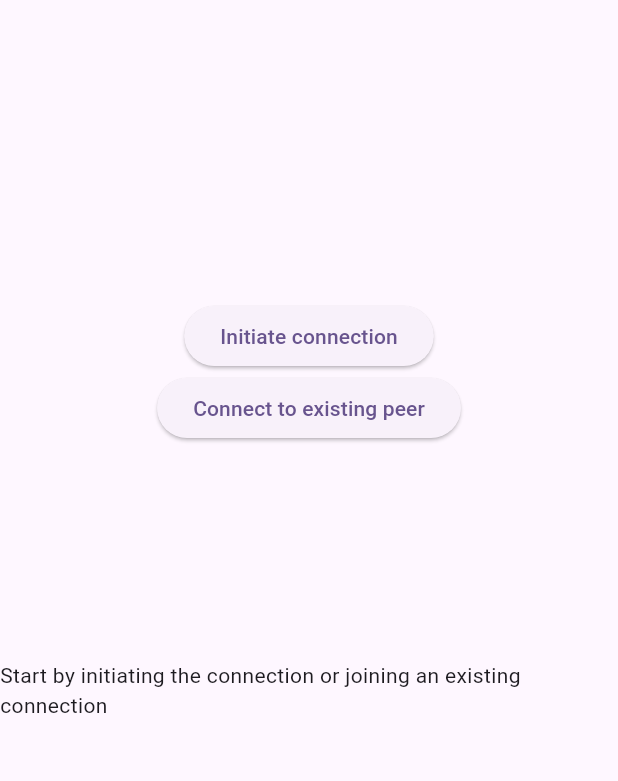
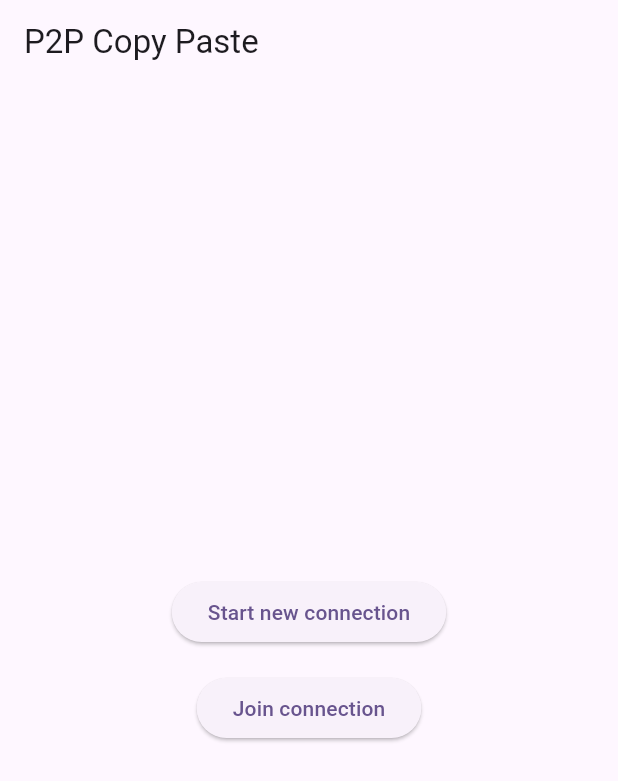
Before and after one commit to derk1998/p2p-copy-paste, a Flutter app: the screen it shows after launch, on a phone screen of 412 x 824 dp. Shown: the top 781 px of the screen. Run offline on Flutter 3.47's test engine with Material 3 defaults, Android fonts, the light colour scheme and no system bars; our stand-ins replace cloud_firestore, firebase_core, flutter_riverpod, qr_flutter; missing offline and left inert: flutter_webrtc; accounts and stored records are empty; generated files the repository leaves out were written again.

Commit message:
Refactored view models and split logic from home screen

```diff
--- a/lib/main.dart
+++ b/lib/main.dart
@@ -2,7 +2,7 @@ import 'package:flutter/material.dart';
 import 'package:flutter_riverpod/flutter_riverpod.dart';
 import 'package:firebase_core/firebase_core.dart';
 import 'package:test_webrtc/navigation.dart';
-import 'package:test_webrtc/screens/connect_to_peer.dart';
+import 'package:test_webrtc/screens/home.dart';
 import 'firebase_options.dart';
 
 void main() async {
@@ -43,7 +43,7 @@ class MyApp extends StatelessWidget {
           colorScheme: ColorScheme.fromSeed(seedColor: Colors.deepPurple),
           useMaterial3: true,
         ),
-        home: const ConnectToPeerScreen(),
+        home: const HomeScreen(),
       ),
     );
   }
--- a/lib/screens/connect_to_peer.dart
+++ /dev/null
@@ -1,69 +0,0 @@
-import 'package:flutter/material.dart';
-import 'package:flutter_riverpod/flutter_riverpod.dart';
-import 'package:test_webrtc/view_models/connect_to_peer.dart';
-import 'package:qr_flutter/qr_flutter.dart';
-
-class ConnectToPeerScreen extends ConsumerWidget {
-  const ConnectToPeerScreen({super.key});
-
-  @override
-  Widget build(BuildContext context, WidgetRef ref) {
-    final AsyncValue<ConnectToPeerData> state =
-        ref.watch(connectToPeerViewModelProvider);
-    final viewModel = ref.read(connectToPeerViewModelProvider.notifier);
-
-    return Scaffold(
-      appBar: AppBar(),
-      body: Column(
-        children: [
-          Expanded(
-            child: LayoutBuilder(
-              builder: (context, constraints) {
-                return SizedBox(
-                  height: constraints.maxHeight / 2,
-                  child: Center(
-                    child: Padding(
-                      padding: const EdgeInsets.all(8.0),
-                      child: Column(
-                        mainAxisSize: MainAxisSize.min,
-                        children: [
-                          ElevatedButton(
-                            onPressed:
-                                viewModel.onStartNewConnectionButtonClicked,
-                            child: const Text('Initiate connection'),
-                          ),
-                          ElevatedButton(
-                            onPressed:
-                                viewModel.onConnectToExistingPeerButtonClicked,
-                            child: const Text('Connect to existing peer'),
-                          ),
-                        ],
-                      ),
-                    ),
-                  ),
-                );
-              },
-            ),
-          ),
-          Expanded(
-            child: Column(children: [
-              state.isLoading
-                  ? const Text('Loading')
-                  : Text(state.value == null
-                      ? 'no data'
-                      : state.value!.statusText),
-              if (state.value != null && state.value!.connectionId != null)
-                SelectableText(state.value!.connectionId!),
-              if (state.value != null && state.value!.connectionId != null)
-                QrImageView(
-                  data: state.value!.connectionId!,
-                  version: QrVersions.auto,
-                  size: 200.0,
-                )
-            ]),
-          )
-        ],
-      ),
-    );
-  }
-}
--- /dev/null
+++ b/lib/screens/home.dart
@@ -0,0 +1,35 @@
+import 'package:flutter/material.dart';
+import 'package:flutter_riverpod/flutter_riverpod.dart';
+import 'package:test_webrtc/view_models/home.dart';
+import 'package:test_webrtc/widgets/button.dart';
+
+class HomeScreen extends ConsumerWidget {
+  const HomeScreen({super.key});
+
+  @override
+  Widget build(BuildContext context, WidgetRef ref) {
+    final viewModel =
+        ref.read(homeScreenViewModelProvider(Navigator.of(context)));
+
+    return Scaffold(
+      appBar: AppBar(
+        title: Text(viewModel.title),
+      ),
+      body: Center(
+        child: Padding(
+          padding: const EdgeInsets.all(8.0),
+          child: Column(
+            mainAxisSize: MainAxisSize.min,
+            children: [
+              Button(viewModel: viewModel.startNewConnectionButtonViewModel),
+              const SizedBox(
+                height: 16,
+              ),
+              Button(viewModel: viewModel.joinConnectionButtonViewModel),
+            ],
+          ),
+        ),
+      ),
+    );
+  }
+}
--- a/lib/services/create_connection_service.dart
+++ b/lib/services/create_connection.dart
@@ -3,7 +3,7 @@ import 'dart:developer';
 
 import 'package:flutter_riverpod/flutter_riverpod.dart';
 import 'package:flutter_webrtc/flutter_webrtc.dart';
-import 'package:test_webrtc/services/connection_service.dart';
+import 'package:test_webrtc/services/connection.dart';
 import 'package:test_webrtc/ice_server_configuration.dart';
 import 'package:test_webrtc/connection_info.dart';
 import 'package:test_webrtc/connection_info_repository.dart';
@@ -80,7 +80,6 @@ class CreateConnectionService extends AbstractConnectionService {
     }
   }
 
-  //todo: do this for the joining side as well
   void _handleSignalingAnswers() {
     _subscription = ref
         .watch(connectionInfoRepositoryProvider)
@@ -120,6 +119,8 @@ class CreateConnectionService extends AbstractConnectionService {
   }
 }
 
+//Currently, there is no good way to detect when to clean up this
+//service. So now once it is constructed, it will live forever.
 CreateConnectionService? _connectionService;
 
 final createConnectionServiceProvider =
--- a/lib/services/join_connection_service.dart
+++ b/lib/services/join_connection.dart
@@ -3,7 +3,7 @@ import 'dart:developer';
 
 import 'package:flutter_riverpod/flutter_riverpod.dart';
 import 'package:flutter_webrtc/flutter_webrtc.dart';
-import 'package:test_webrtc/services/connection_service.dart';
+import 'package:test_webrtc/services/connection.dart';
 import 'package:test_webrtc/ice_server_configuration.dart';
 import 'package:test_webrtc/connection_info.dart';
 import 'package:test_webrtc/connection_info_repository.dart';
@@ -69,6 +69,8 @@ class JoinConnectionService extends AbstractConnectionService {
   }
 }
 
+//Currently, there is no good way to detect when to clean up this
+//service. So now once it is constructed, it will live forever.
 JoinConnectionService? _connectionService;
 
 final joinConnectionServiceProvider = Provider<JoinConnectionService>((ref) {
--- /dev/null
+++ b/lib/view_models/button.dart
@@ -0,0 +1,15 @@
+import 'package:flutter/material.dart';
+
+class ButtonViewModel {
+  ButtonViewModel({required this.title, required this.onPressed});
+
+  final String title;
+  final void Function() onPressed;
+}
+
+class IconButtonViewModel extends ButtonViewModel {
+  IconButtonViewModel(
+      {required super.title, required super.onPressed, required this.icon});
+
+  final IconData icon;
+}
--- a/lib/view_models/connect_to_peer.dart
+++ /dev/null
@@ -1,55 +0,0 @@
-import 'dart:async';
-import 'dart:core';
-
-import 'package:flutter/material.dart';
-import 'package:flutter_riverpod/flutter_riverpod.dart';
-import 'package:test_webrtc/navigation.dart';
-import 'package:test_webrtc/screens/clipboard.dart';
-import 'package:test_webrtc/screens/connect_existing_peer.dart';
-import 'package:test_webrtc/services/create_connection_service.dart';
-
-class ConnectToPeerData {
-  ConnectToPeerData({required this.statusText, this.connectionId});
-
-  final String statusText;
-  String? connectionId;
-}
-
-class ConnectToPeerViewModel extends AsyncNotifier<ConnectToPeerData> {
-  @override
-  FutureOr<ConnectToPeerData> build() {
-    return ConnectToPeerData(
-        statusText:
-            'Start by initiating the connection or joining an existing connection');
-  }
-
-  void onStartNewConnectionButtonClicked() async {
-    final connectionService = ref.read(createConnectionServiceProvider);
-    state = const AsyncLoading();
-
-    connectionService.setOnConnectedListener(() {
-      navigatorKey.currentState!.push(MaterialPageRoute(
-        builder: (context) => ClipboardScreen(
-          dataTransceiver: connectionService,
-        ),
-      ));
-    });
-
-    connectionService.setOnConnectionIdPublished((id) {
-      state = AsyncValue.data(
-          ConnectToPeerData(statusText: 'Connection ID:', connectionId: id));
-    });
-    connectionService.startNewConnection();
-  }
-
-  void onConnectToExistingPeerButtonClicked() {
-    navigatorKey.currentState!.push(MaterialPageRoute(
-      builder: (context) => const ConnectExistingPeer(),
-    ));
-  }
-}
-
-final connectToPeerViewModelProvider =
-    AsyncNotifierProvider<ConnectToPeerViewModel, ConnectToPeerData>(() {
-  return ConnectToPeerViewModel();
-});
--- /dev/null
+++ b/lib/view_models/home.dart
@@ -0,0 +1,40 @@
+import 'dart:core';
+
+import 'package:flutter/material.dart';
+import 'package:flutter_riverpod/flutter_riverpod.dart';
+import 'package:test_webrtc/screens/join_connection.dart';
+import 'package:test_webrtc/screens/new_connection.dart';
+import 'package:test_webrtc/view_models/button.dart';
+
+class HomeScreenViewModel {
+  HomeScreenViewModel({required this.navigator}) {
+    startNewConnectionButtonViewModel = ButtonViewModel(
+        title: 'Start new connection',
+        onPressed: _onStartNewConnectionButtonClicked);
+
+    joinConnectionButtonViewModel = ButtonViewModel(
+        title: 'Join connection', onPressed: _onJoinConnectionButtonClicked);
+  }
+
+  final NavigatorState navigator;
+  final String title = 'P2P Copy Paste';
+  late ButtonViewModel startNewConnectionButtonViewModel;
+  late ButtonViewModel joinConnectionButtonViewModel;
+
+  void _onStartNewConnectionButtonClicked() async {
+    navigator.push(MaterialPageRoute(
+      builder: (context) => const NewConnectionScreen(),
+    ));
+  }
+
+  void _onJoinConnectionButtonClicked() {
+    navigator.push(MaterialPageRoute(
+      builder: (context) => const JoinConnectionScreen(),
+    ));
+  }
+}
+
+final homeScreenViewModelProvider =
+    Provider.family<HomeScreenViewModel, NavigatorState>((ref, navigator) {
+  return HomeScreenViewModel(navigator: navigator);
+});
--- /dev/null
+++ b/lib/widgets/button.dart
@@ -0,0 +1,23 @@
+import 'package:flutter/material.dart';
+import 'package:test_webrtc/view_models/button.dart';
+
+class Button extends ElevatedButton {
+  Button({super.key, required ButtonViewModel viewModel})
+      : super(child: Text(viewModel.title), onPressed: viewModel.onPressed);
+}
+
+//Wrap ElevatedButton.icon because it's not possible to extend like
+// a normal ElevatedButton
+class IconButton extends StatelessWidget {
+  const IconButton({super.key, required this.viewModel});
+
+  final IconButtonViewModel viewModel;
+
+  @override
+  Widget build(BuildContext context) {
+    return ElevatedButton.icon(
+        onPressed: viewModel.onPressed,
+        icon: Icon(viewModel.icon),
+        label: Text(viewModel.title));
+  }
+}
```
Also changed, not shown: lib/screens/clipboard.dart (+4 -11 lines), lib/screens/connect_existing_peer.dart (deleted, +0 -60 lines), lib/screens/join_connection.dart (added, +45 -0 lines), lib/screens/new_connection.dart (added, +39 -0 lines), lib/view_models/clipboard.dart (+13 -3 lines), lib/view_models/connect_existing_peer.dart (deleted, +0 -45 lines), lib/view_models/join_connection.dart (added, +59 -0 lines), lib/view_models/new_connection.dart (added, +56 -0 lines), lib/services/connection.dart (renamed from lib/services/connection_service.dart).
